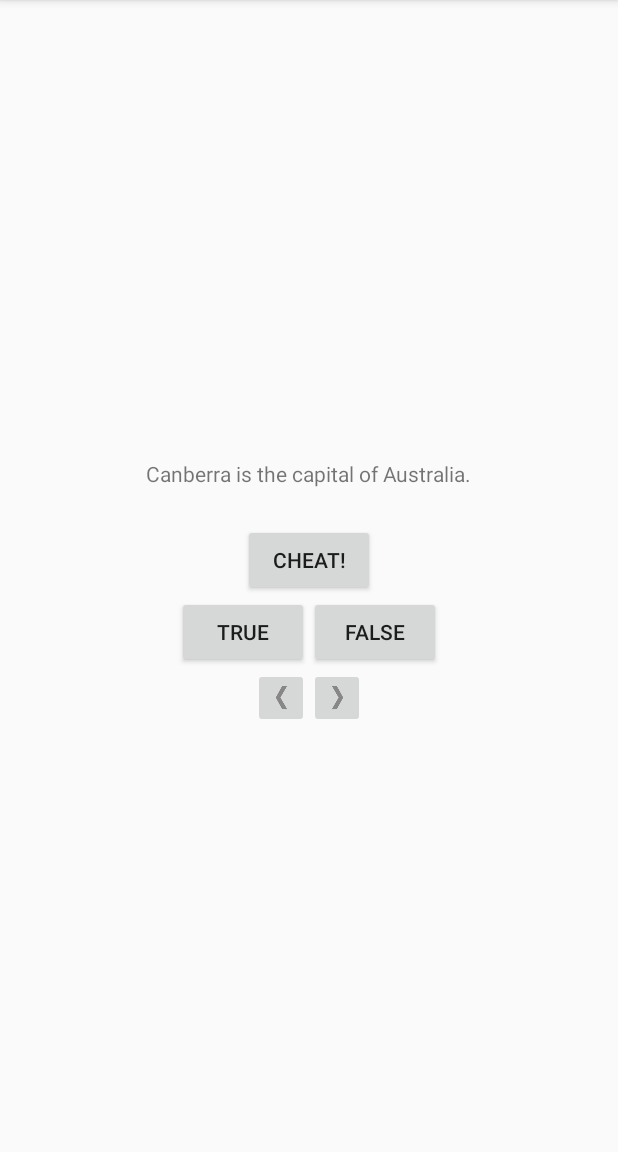
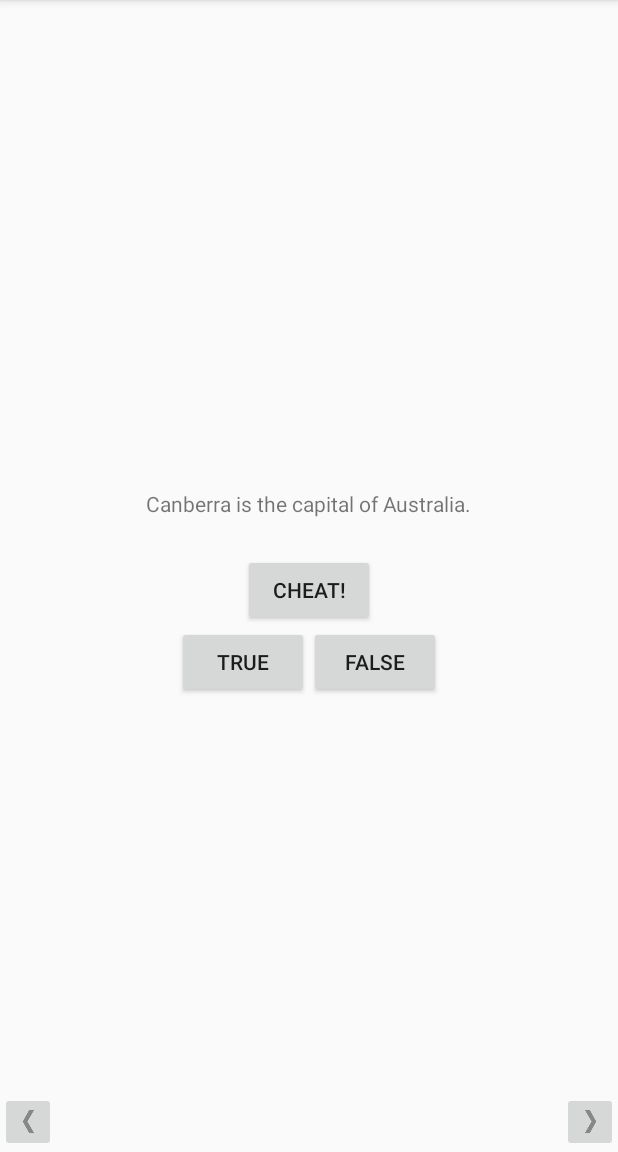
Before and after one commit to duydung2007/IOTLink_Android_Learning, an Android app: the screen it shows after launch (QuizActivity), on a phone screen of 412 x 824 dp, the part 84-1236 px from its top. Run offline under Robolectric (Android 15) with nearby library versions, the phone set to English and light mode, and no system bars.

Commit message:
- update UI for Quiz activity

```diff
--- a/GeoQuiz/app/src/main/res/layout/activity_quiz.xml
+++ b/GeoQuiz/app/src/main/res/layout/activity_quiz.xml
@@ -1,6 +1,11 @@
 <?xml version="1.0" encoding="utf-8"?>
+<FrameLayout
+        xmlns:android="http://schemas.android.com/apk/res/android"
+        android:layout_width="match_parent"
+        android:layout_height="match_parent"
+        android:orientation="vertical">
+
     <LinearLayout
-        xmlns:android="http://schemas.android.com/apk/res/android"
             android:layout_width="match_parent"
             android:layout_height="match_parent"
             android:gravity="center"
@@ -30,14 +35,13 @@
                     android:layout_width="wrap_content"
                     android:layout_height="wrap_content"/>
         </LinearLayout>
-    <LinearLayout
-            android:orientation="horizontal"
-            android:layout_width="wrap_content"
-            android:layout_height="wrap_content">
+    </LinearLayout>
+
     <ImageButton
             android:id="@+id/previous_button"
             android:layout_width="wrap_content"
             android:layout_height="wrap_content"
+            android:layout_gravity="bottom|start"
             android:src="@drawable/arrow_left"
             android:contentDescription="@string/true_button"
     />
@@ -45,8 +49,8 @@
             android:id="@+id/next_button"
             android:layout_width="wrap_content"
             android:layout_height="wrap_content"
+            android:layout_gravity="bottom|end"
             android:src="@drawable/arrow_right"
             android:contentDescription="@string/next_button"
     />
-    </LinearLayout>
-</LinearLayout>
+</FrameLayout>
```
Lines whose indentation alone changed are shown as unchanged.
